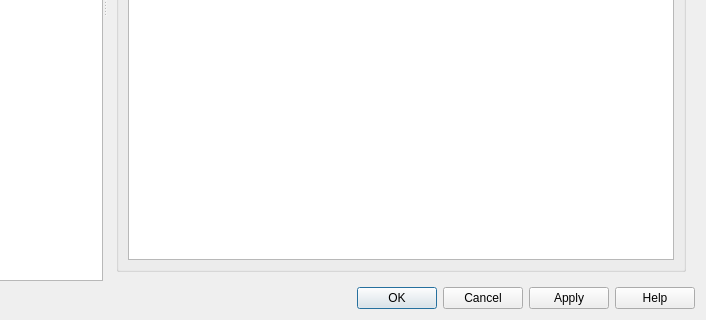
albar965/littlenavmap, file src/options/options.ui: the form before one commit; both pictures show x 196 to 902 and y 280 to 600 of the 902 by 600 pixel window.
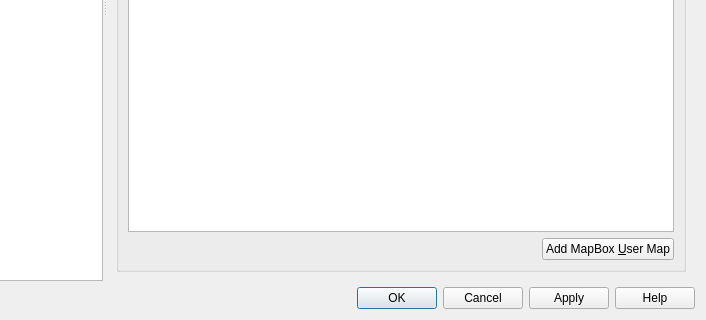
The form after the commit. The open tabs and pages were chosen to show the change.

Commit message: Added configuration dialog to add Mapbox user style configuration from style URL which can be taken from Mapbox page.

Patch:
```diff
--- a/src/options/options.ui
+++ b/src/options/options.ui
@@ -4059,6 +4059,30 @@
              </column>
             </widget>
            </item>
+           <item>
+            <layout class="QHBoxLayout" name="horizontalLayout_4">
+             <item>
+              <spacer name="horizontalSpacer">
+               <property name="orientation">
+                <enum>Qt::Horizontal</enum>
+               </property>
+               <property name="sizeHint" stdset="0">
+                <size>
+                 <width>40</width>
+                 <height>20</height>
+                </size>
+               </property>
+              </spacer>
+             </item>
+             <item>
+              <widget class="QPushButton" name="pushButtonOptionsMapboxUser">
+               <property name="text">
+                <string>Add MapBox &amp;User Map</string>
+               </property>
+              </widget>
+             </item>
+            </layout>
+           </item>
           </layout>
          </widget>
         </item>
```
The commit also changes 6 other files.
